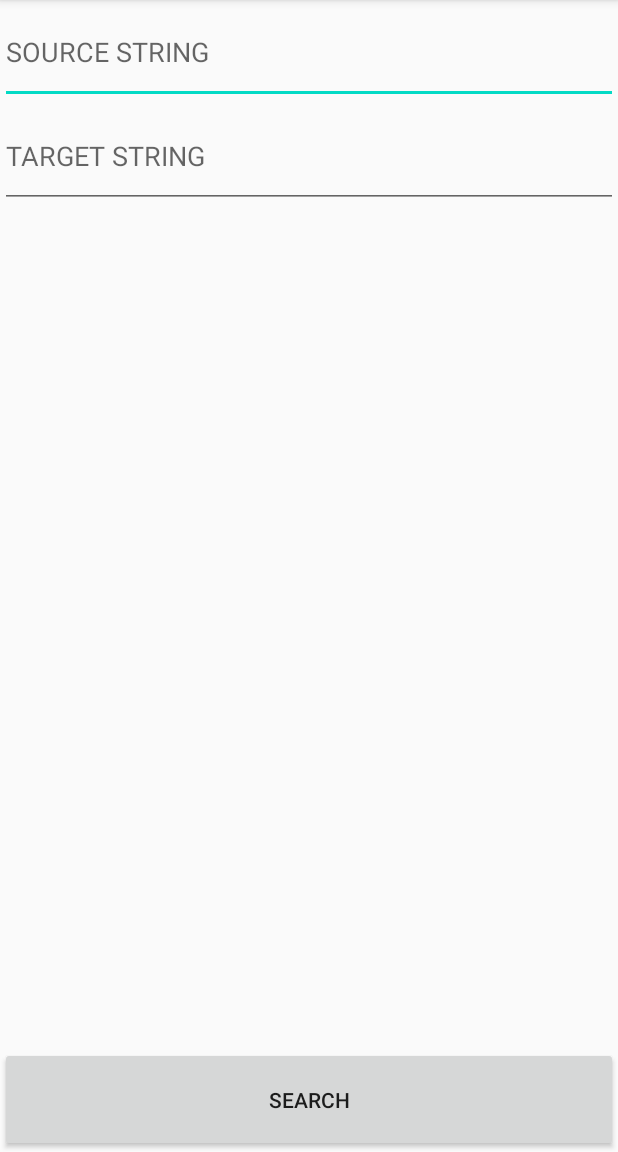
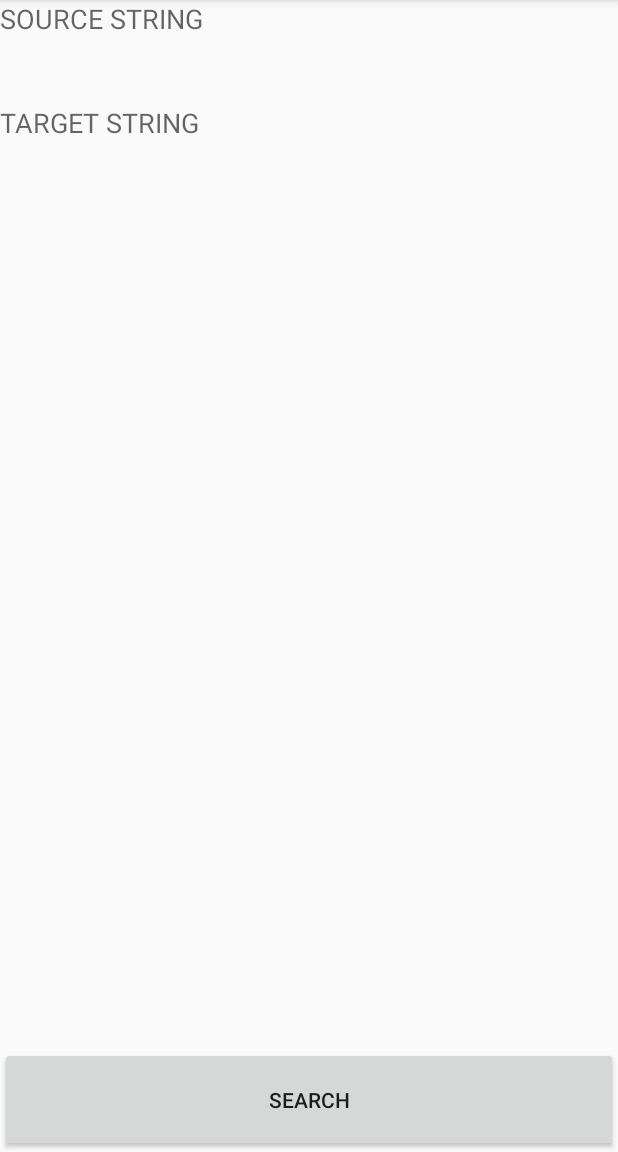
Before and after one commit to The-Lazy-People/KMP-Visualiser, an Android app: the screen it shows after launch (MainActivity), after a tap on "SEARCH", on a phone screen of 412 x 824 dp, the part 84-1236 px from its top. Run offline under Robolectric (Android 15) with nearby library versions, the phone set to English and light mode, and no system bars; 1 statement that could not run was skipped.

Commit message:
layout fixed and result text displyed

```diff
--- a/app/src/main/java/com/TheLazyPeople/kmpvisualiser/MainActivity.kt
+++ b/app/src/main/java/com/TheLazyPeople/kmpvisualiser/MainActivity.kt
@@ -1,9 +1,14 @@
 package com.TheLazyPeople.kmpvisualiser
 
+import android.graphics.Color
+import android.os.Bundle
+import android.text.SpannableString
+import android.text.style.BackgroundColorSpan
+import android.view.WindowManager
+import android.widget.Toast
 import androidx.appcompat.app.AppCompatActivity
-import android.os.Bundle
-import android.widget.Toast
 import kotlinx.android.synthetic.main.activity_main.*
+
 
 class MainActivity : AppCompatActivity() {
     var sourceString:String=""
@@ -11,7 +16,7 @@ class MainActivity : AppCompatActivity() {
     override fun onCreate(savedInstanceState: Bundle?) {
         super.onCreate(savedInstanceState)
         setContentView(R.layout.activity_main)
-
+        getWindow().setSoftInputMode(WindowManager.LayoutParams.SOFT_INPUT_ADJUST_NOTHING);
         btnSearch.setOnClickListener {
             sourceString=etSourceString.text.toString()
             targetString=etTargetString.text.toString()
@@ -19,6 +24,7 @@ class MainActivity : AppCompatActivity() {
         }
     }
     fun KMPSearch(pat: String, txt: String) {
+        val str = SpannableString(sourceString)
         val M = pat.length
         val N = txt.length
 
@@ -38,7 +44,10 @@ class MainActivity : AppCompatActivity() {
             }
             if (j == M) {
                // print("Found pattern " + "at index " + (i - j))
-                Toast.makeText(this,"FOUND AT INDEX ${i-j}",Toast.LENGTH_LONG).show()
+                Toast.makeText(this,"FOUND AT INDEX ${i-j}",Toast.LENGTH_SHORT).show()
+
+                str.setSpan(BackgroundColorSpan(Color.YELLOW), i-j, i-j+targetString.length, 0)
+
                 j = lps[j - 1]
             } else if (i < N && pat[j] != txt[i]) {
                 // Do not match lps[0..lps[j-1]] characters,
@@ -46,6 +55,7 @@ class MainActivity : AppCompatActivity() {
                 if (j != 0) j = lps[j - 1] else i = i + 1
             }
         }
+        tvResultString.text=str
     }
 
     fun computeLPSArray(pat: String, M: Int, lps: IntArray) {
--- a/app/src/main/res/layout/activity_main.xml
+++ b/app/src/main/res/layout/activity_main.xml
@@ -6,18 +6,41 @@
     android:layout_height="match_parent"
     tools:context=".MainActivity"
     android:orientation="vertical">
-    <EditText
+    <HorizontalScrollView
         android:layout_width="match_parent"
         android:layout_height="0dp"
         android:layout_weight="1"
-        android:hint="SOURCE STRING"
-        android:id="@+id/etSourceString"/>
-    <EditText
+        android:scrollbars="none">
+        <ScrollView
+            android:layout_width="match_parent"
+            android:layout_height="match_parent"
+            android:scrollbars="none">
+            <EditText
+                android:id="@+id/etSourceString"
+                android:layout_width="match_parent"
+                android:layout_height="match_parent"
+                android:hint="SOURCE STRING"
+                android:background="@null"/>
+        </ScrollView>
+    </HorizontalScrollView>
+    <HorizontalScrollView
         android:layout_width="match_parent"
         android:layout_height="0dp"
         android:layout_weight="1"
-        android:hint="TARGET STRING"
-        android:id="@+id/etTargetString"/>
+        android:scrollbars="none">
+        <ScrollView
+            android:layout_width="match_parent"
+            android:layout_height="match_parent"
+            android:scrollbars="none">
+            <EditText
+                android:layout_width="match_parent"
+                android:layout_height="0dp"
+                android:layout_weight="1"
+                android:hint="TARGET STRING"
+                android:id="@+id/etTargetString"
+                android:background="@null"/>
+        </ScrollView>
+    </HorizontalScrollView>
     <ScrollView
         android:layout_width="match_parent"
         android:layout_height="0dp"
```
